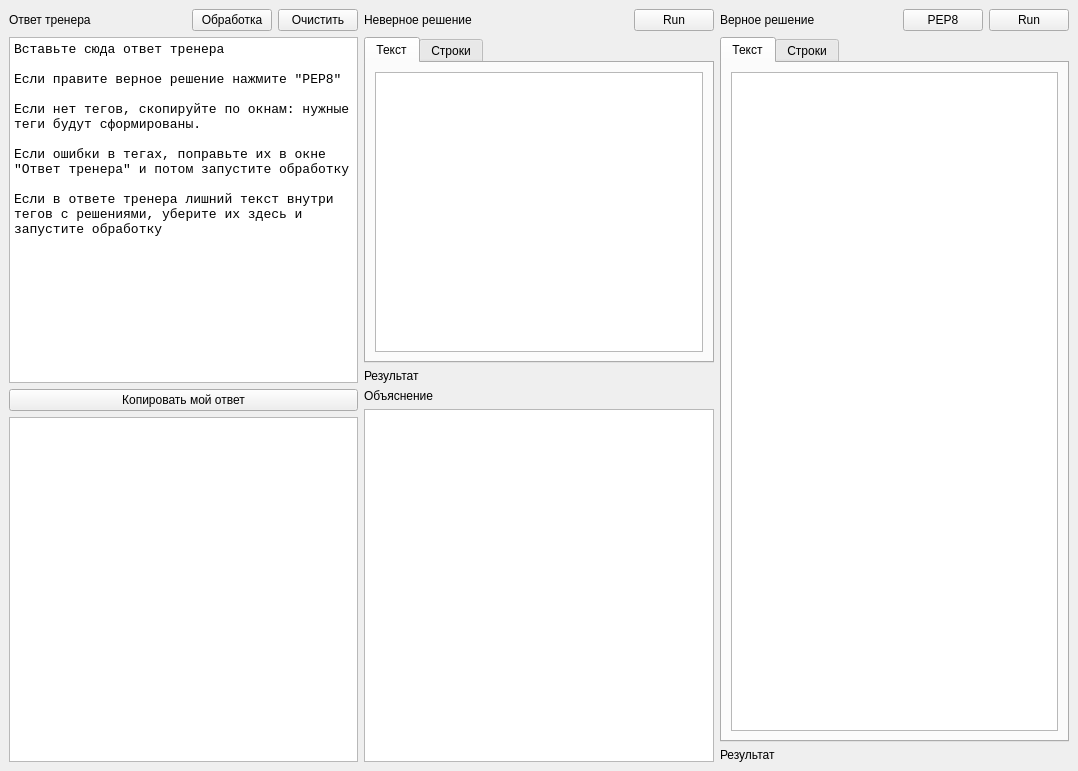
grigvlwork/logic, file mainwindow.ui: the form before one commit.
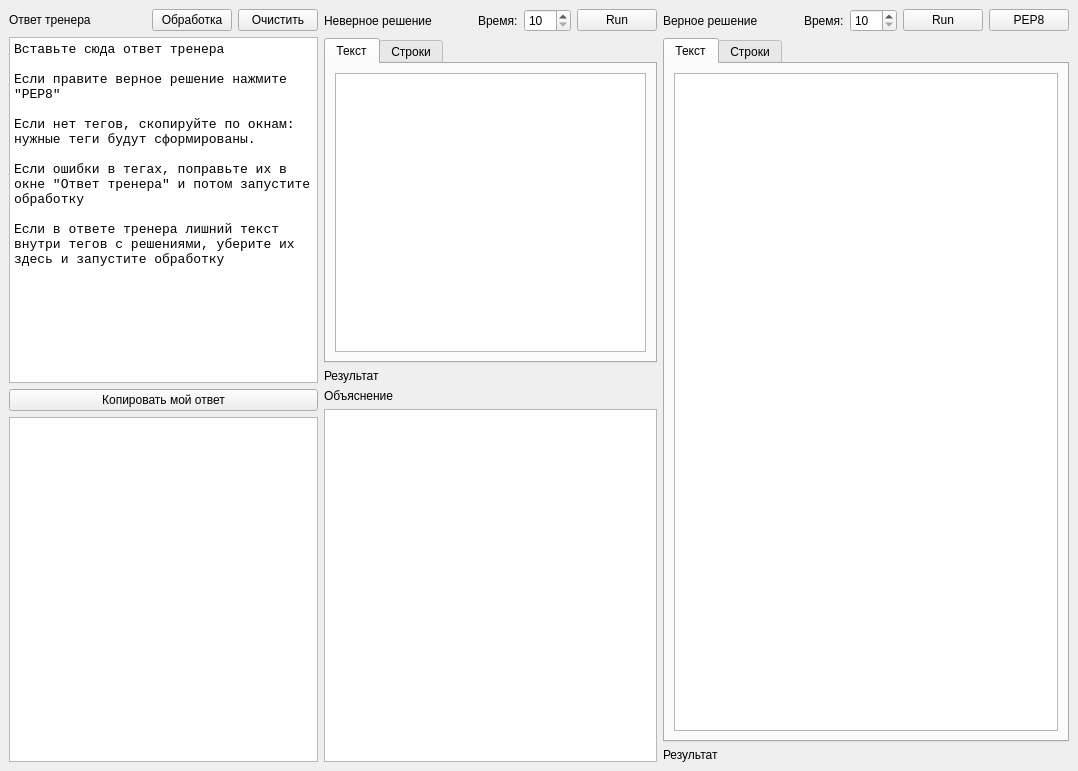
The form after the commit.

Commit message: завершение кода по таймауту

The edit to the form file:
```diff
--- a/mainwindow.ui
+++ b/mainwindow.ui
@@ -131,6 +131,29 @@
             </property>
            </spacer>
           </item>
+          <item>
+           <widget class="QLabel" name="label_2">
+            <property name="text">
+             <string>Время:</string>
+            </property>
+           </widget>
+          </item>
+          <item>
+           <widget class="QSpinBox" name="time_incorrect_sb">
+            <property name="minimum">
+             <number>10</number>
+            </property>
+            <property name="maximum">
+             <number>250</number>
+            </property>
+            <property name="singleStep">
+             <number>40</number>
+            </property>
+            <property name="value">
+             <number>10</number>
+            </property>
+           </widget>
+          </item>
           <item>
            <widget class="QPushButton" name="run_incorrect_btn">
             <property name="text">
@@ -238,9 +261,25 @@
          </spacer>
         </item>
         <item>
-         <widget class="QPushButton" name="pep8_btn">
+         <widget class="QLabel" name="label_6">
           <property name="text">
-           <string>PEP8</string>
+           <string>Время:</string>
+          </property>
+         </widget>
+        </item>
+        <item>
+         <widget class="QSpinBox" name="time_correct_sb">
+          <property name="minimum">
+           <number>10</number>
+          </property>
+          <property name="maximum">
+           <number>250</number>
+          </property>
+          <property name="singleStep">
+           <number>40</number>
+          </property>
+          <property name="value">
+           <number>10</number>
           </property>
          </widget>
         </item>
@@ -251,6 +290,13 @@
           </property>
          </widget>
         </item>
+        <item>
+         <widget class="QPushButton" name="pep8_btn">
+          <property name="text">
+           <string>PEP8</string>
+          </property>
+         </widget>
+        </item>
        </layout>
       </item>
       <item>
```
The commit also changes 1 other file.
